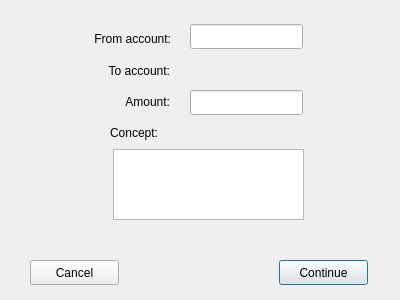
Old version of the form src/transferdialog.ui in the repository XaviP/komunitin_lite_qt.
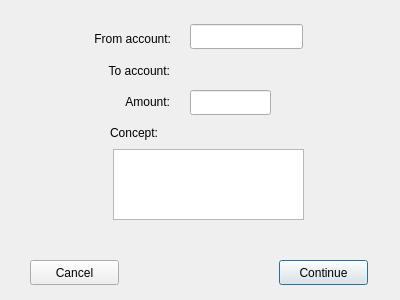
New version of the form.

Patch:
```diff
--- a/src/transferdialog.ui
+++ b/src/transferdialog.ui
@@ -95,7 +95,7 @@
     <rect>
      <x>190</x>
      <y>90</y>
-     <width>113</width>
+     <width>81</width>
      <height>25</height>
     </rect>
    </property>
@@ -149,6 +149,19 @@
     </rect>
    </property>
   </widget>
+  <widget class="QLabel" name="currencyLabel">
+   <property name="geometry">
+    <rect>
+     <x>280</x>
+     <y>94</y>
+     <width>67</width>
+     <height>17</height>
+    </rect>
+   </property>
+   <property name="text">
+    <string/>
+   </property>
+  </widget>
  </widget>
  <resources/>
  <connections/>
```
